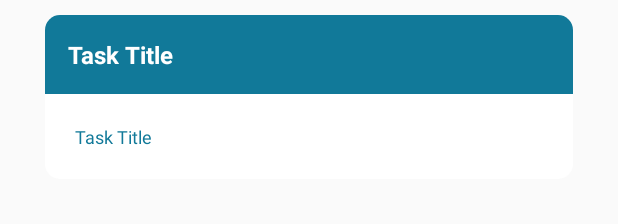
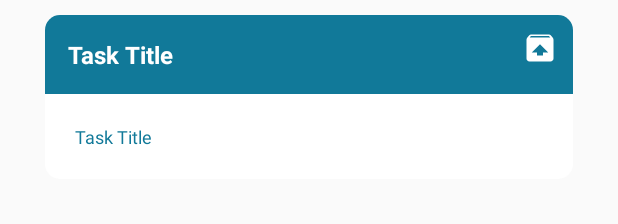
Before and after one commit to Sumonpaul141/todo_online, an Android app: the layout item_task.xml on its own in the app's theme, with its tools: preview values and no code run, on a phone screen of 412 x 824 dp. Shown: the top 224 px of the screen. Run offline under Robolectric (Android 15) with nearby library versions, the phone set to English and light mode, and no system bars; network calls fail.

Commit message:
archived added and ui chnage

```diff
--- /dev/null
+++ b/app/src/main/res/drawable/ic_unarchive_black_24dp.xml
@@ -0,0 +1,9 @@
+<vector xmlns:android="http://schemas.android.com/apk/res/android"
+        android:width="24dp"
+        android:height="24dp"
+        android:viewportWidth="24.0"
+        android:viewportHeight="24.0">
+    <path
+        android:fillColor="#FFFFFFFF"
+        android:pathData="M20.55,5.22l-1.39,-1.68C18.88,3.21 18.47,3 18,3H6c-0.47,0 -0.88,0.21 -1.15,0.55L3.46,5.22C3.17,5.57 3,6.01 3,6.5V19c0,1.1 0.89,2 2,2h14c1.1,0 2,-0.9 2,-2V6.5c0,-0.49 -0.17,-0.93 -0.45,-1.28zM12,9.5l5.5,5.5H14v2h-4v-2H6.5L12,9.5zM5.12,5l0.82,-1h12l0.93,1H5.12z"/>
+</vector>
--- a/app/src/main/res/layout/item_task.xml
+++ b/app/src/main/res/layout/item_task.xml
@@ -11,18 +11,31 @@
     <LinearLayout
         android:layout_width="match_parent"
         android:layout_height="wrap_content"
-        android:orientation="vertical">
+        android:orientation="vertical"
+        >
 
+        <LinearLayout
+            android:layout_width="match_parent"
+            android:layout_height="wrap_content"
+            android:orientation="horizontal"
+            android:background="@drawable/round_top">
             <TextView
                 android:id="@+id/itemTitleTV"
                 android:layout_width="match_parent"
+                android:layout_weight="1"
                 android:layout_height="wrap_content"
                 android:text="Task Title"
                 android:textSize="16sp"
                 android:textStyle="bold"
-            android:background="@drawable/round_top"
                 android:textColor="@color/colorWhite"
                 android:padding="15dp"/>
+            <ImageView
+                android:id="@+id/itemUnArchivedIV"
+                android:padding="10dp"
+                android:layout_width="wrap_content"
+                android:layout_height="wrap_content"
+                android:src="@drawable/ic_unarchive_black_24dp"/>
+        </LinearLayout>
         <TextView
             android:id="@+id/itemDescriptionTV"
             android:layout_width="match_parent"
--- a/app/src/main/res/menu/main_menu_opiton.xml
+++ b/app/src/main/res/menu/main_menu_opiton.xml
@@ -3,4 +3,9 @@
     xmlns:app="http://schemas.android.com/apk/res-auto">
     <item android:title="Logout"
         android:id="@+id/main_logout"/>
+    <item android:id="@+id/main_archive"
+        android:icon="@drawable/ic_archive_black_24dp"
+        android:iconTint="@color/colorLite"
+        android:title="Delete"
+        app:showAsAction="always"/>
 </menu>
--- a/app/src/main/res/menu/task_menu_option.xml
+++ b/app/src/main/res/menu/task_menu_option.xml
@@ -7,11 +7,11 @@
         app:showAsAction="always">
         <menu>
             <item android:id="@+id/menu_edit"
-                android:icon="@drawable/ic_edit_black_24dp"
                 android:title="Edit"/>
             <item android:id="@+id/menu_delete"
-                android:icon="@drawable/ic_delete_black_24dp"
                 android:title="Delete" />
+            <item android:id="@+id/menu_archive"
+                android:title="Archive" />
         </menu>
     </item>
 
```
Also changed, not shown: app/src/main/java/com/belivit/todoonline/Adapters/TaskAdapter.java (+17 -0 lines), app/src/main/java/com/belivit/todoonline/Models/Task.java (+17 -3 lines), app/src/main/java/com/belivit/todoonline/Utils/GlobalData.java (+7 -2 lines), app/src/main/java/com/belivit/todoonline/Views/DetailsTaskActivity.java (+8 -1 lines), app/src/main/java/com/belivit/todoonline/Views/MainActivity.java (+41 -31 lines), app/src/main/res/drawable/ic_archive_black_24dp.xml (added, +9 -0 lines). Lines whose indentation alone changed are shown as unchanged.
